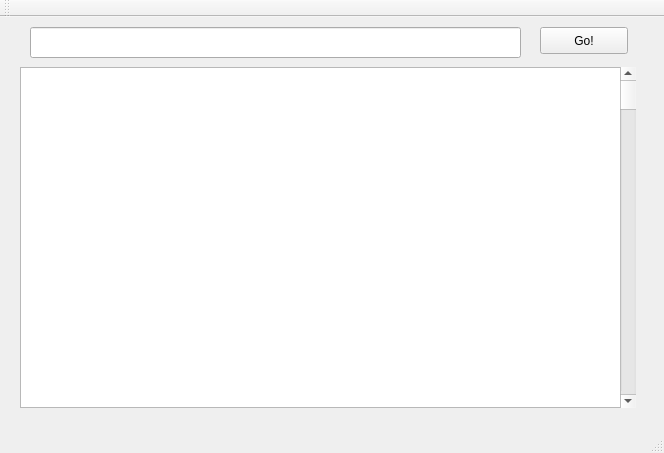
Qt form mainwindow.ui (danishOxiAction/UBrowserNetWork) before a commit.
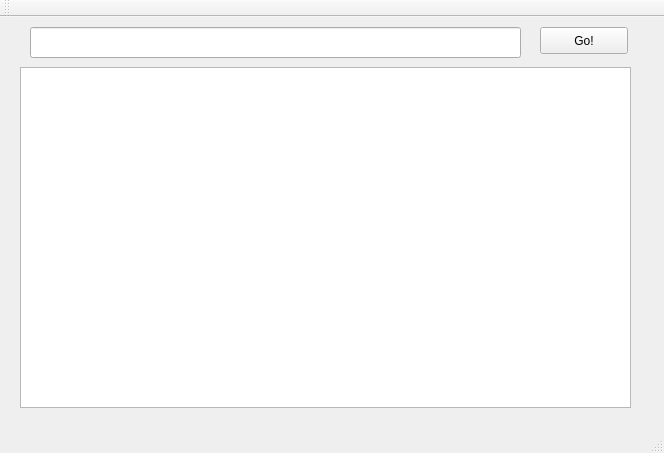
The same form after that commit.

Diff of the .ui file:
```diff
--- a/mainwindow.ui
+++ b/mainwindow.ui
@@ -42,24 +42,11 @@
      <rect>
       <x>20</x>
       <y>50</y>
-      <width>601</width>
+      <width>611</width>
       <height>341</height>
      </rect>
     </property>
    </widget>
-   <widget class="QScrollBar" name="verticalScrollBar">
-    <property name="geometry">
-     <rect>
-      <x>620</x>
-      <y>50</y>
-      <width>16</width>
-      <height>341</height>
-     </rect>
-    </property>
-    <property name="orientation">
-     <enum>Qt::Vertical</enum>
-    </property>
-   </widget>
   </widget>
   <widget class="QMenuBar" name="menuBar">
    <property name="geometry">
```
Left out of the diff: 2 changed lines with no effect on the pictures.
